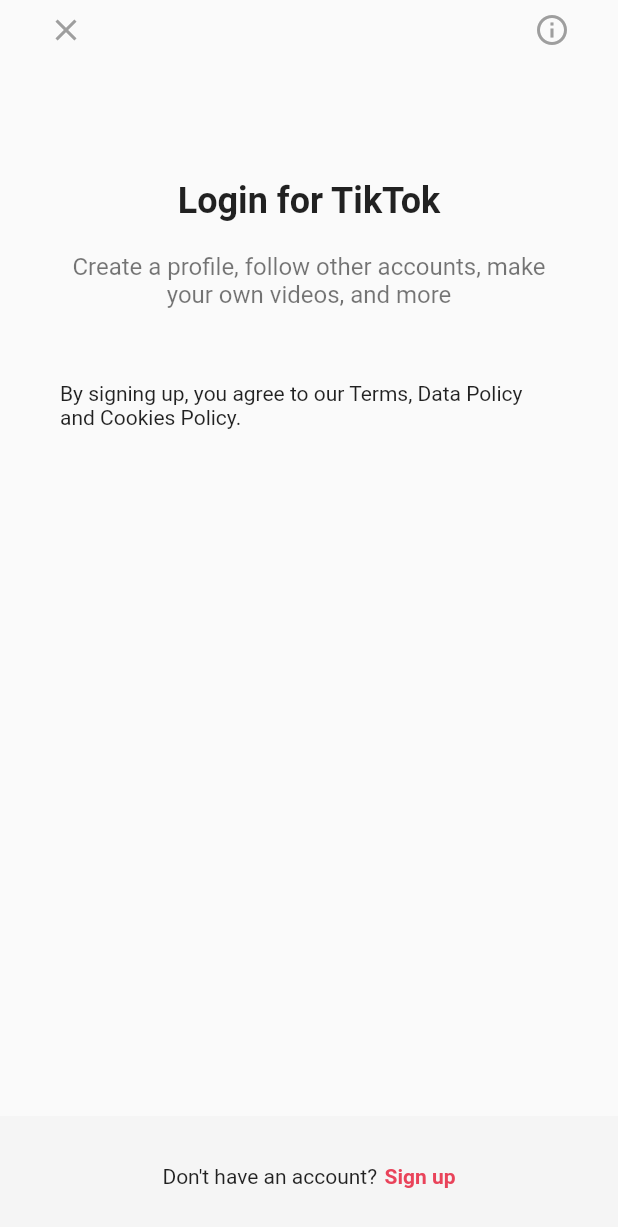
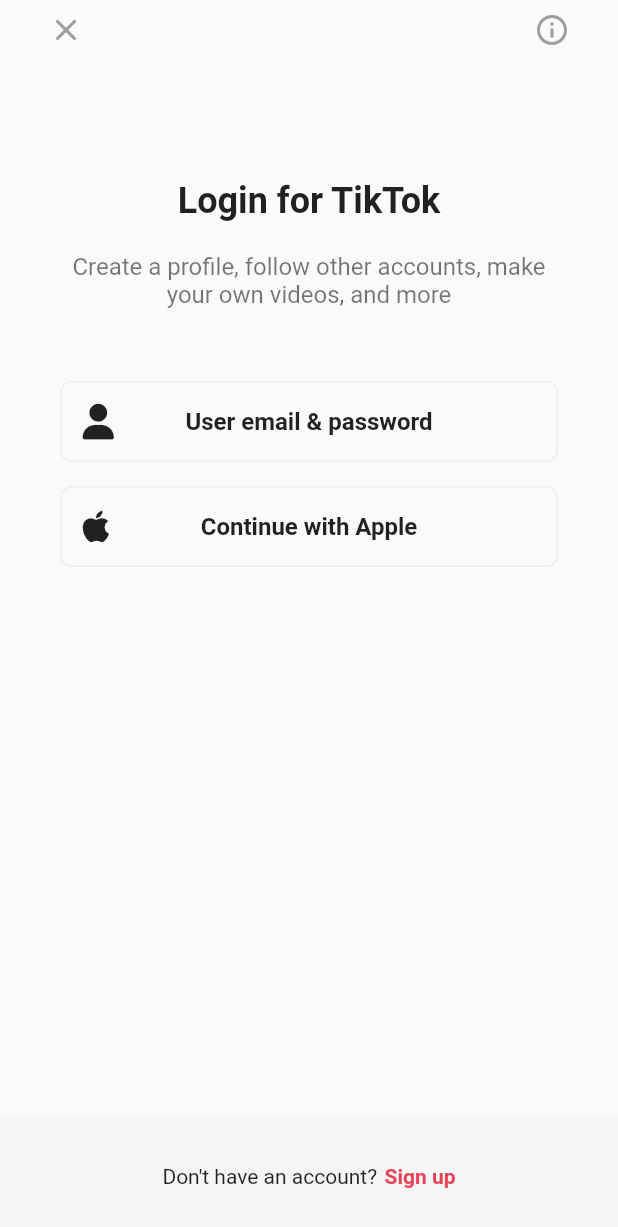
Before and after one commit to sangmin4208/tiktok_clone, a Flutter app: the screen it shows after launch, after a tap on "Log in", on a phone screen of 412 x 824 dp. Shown: the top 1227 px of the screen. Run offline on Flutter 3.47's test engine with Material 2 defaults, Android fonts, the phone set to English and light mode, and no system bars; our stand-ins replace font_awesome_flutter.

Commit message:
👍 4.2 AuthButton

```diff
--- a/lib/features/authentication/login_screen.dart
+++ b/lib/features/authentication/login_screen.dart
@@ -1,6 +1,8 @@
 import 'package:flutter/material.dart';
+import 'package:font_awesome_flutter/font_awesome_flutter.dart';
 import 'package:tiktok_clone/const/gaps.dart';
 import 'package:tiktok_clone/const/sizes.dart';
+import 'package:tiktok_clone/features/authentication/widgets/auth_button.dart';
 
 class LoginScreen extends StatelessWidget {
   const LoginScreen({super.key});
@@ -49,9 +51,9 @@ class LoginScreen extends StatelessWidget {
                 ],
               ),
               Column(
-                children: [
+                children: const [
                   Gaps.v80,
-                  const Text(
+                  Text(
                     "Login for TikTok",
                     style: TextStyle(
                       fontSize: Sizes.size24,
@@ -59,7 +61,7 @@ class LoginScreen extends StatelessWidget {
                     ),
                   ),
                   Gaps.v20,
-                  const Text(
+                  Text(
                     "Create a profile, follow other accounts, make your own videos, and more",
                     style: TextStyle(
                       fontSize: Sizes.size16,
@@ -68,14 +70,16 @@ class LoginScreen extends StatelessWidget {
                     textAlign: TextAlign.center,
                   ),
                   Gaps.v48,
-                  Row(
-                    children: const [],
+                  AuthButton(
+                      icon: FaIcon(FontAwesomeIcons.solidUser),
+                      text: "User email & password"),
+                  Gaps.v16,
+                  AuthButton(
+                    text: "Continue with Apple",
+                    icon: FaIcon(FontAwesomeIcons.apple),
                   ),
                 ],
               ),
-              const Text(
-                  "By signing up, you agree to our Terms, Data Policy and Cookies Policy."),
-              Container()
             ],
           ),
         ),
--- a/lib/features/authentication/sign_up_screen.dart
+++ b/lib/features/authentication/sign_up_screen.dart
@@ -1,4 +1,5 @@
 import 'package:flutter/material.dart';
+import 'package:font_awesome_flutter/font_awesome_flutter.dart';
 import 'package:tiktok_clone/const/gaps.dart';
 import 'package:tiktok_clone/const/sizes.dart';
 import 'package:tiktok_clone/features/authentication/login_screen.dart';
@@ -56,9 +57,9 @@ class SignUpScreen extends StatelessWidget {
                 ],
               ),
               Column(
-                children: [
+                children: const [
                   Gaps.v80,
-                  const Text(
+                  Text(
                     "Sign up for TikTok",
                     style: TextStyle(
                       fontSize: Sizes.size24,
@@ -66,7 +67,7 @@ class SignUpScreen extends StatelessWidget {
                     ),
                   ),
                   Gaps.v20,
-                  const Text(
+                  Text(
                     "Create a profile, follow other accounts, make your own videos, and more",
                     style: TextStyle(
                       fontSize: Sizes.size16,
@@ -75,21 +76,16 @@ class SignUpScreen extends StatelessWidget {
                     textAlign: TextAlign.center,
                   ),
                   Gaps.v40,
-                  const AuthButton(text: "User Phone or email"),
-                  Gaps.v20,
-                  const AuthButton(text: "Continue with Facebook"),
-                  Gaps.v20,
-                  const AuthButton(text: "Continue with Apple"),
-                  Gaps.v20,
-                  const AuthButton(text: "Continue with Google"),
-                  Row(
-                    children: const [],
+                  AuthButton(
+                      icon: FaIcon(FontAwesomeIcons.solidUser),
+                      text: "User email & password"),
+                  Gaps.v16,
+                  AuthButton(
+                    text: "Continue with Apple",
+                    icon: FaIcon(FontAwesomeIcons.apple),
                   ),
                 ],
               ),
-              const Text(
-                  "By signing up, you agree to our Terms, Data Policy and Cookies Policy."),
-              Container()
             ],
           ),
         ),
--- a/lib/features/authentication/widgets/auth_button.dart
+++ b/lib/features/authentication/widgets/auth_button.dart
@@ -1,17 +1,19 @@
 import 'package:flutter/material.dart';
+import 'package:font_awesome_flutter/font_awesome_flutter.dart';
 import 'package:tiktok_clone/const/sizes.dart';
 
 class AuthButton extends StatelessWidget {
   final String text;
-  const AuthButton({super.key, required this.text});
+  final FaIcon icon;
+  const AuthButton({super.key, required this.text, required this.icon});
 
   @override
   Widget build(BuildContext context) {
     return FractionallySizedBox(
       widthFactor: 1,
       child: Container(
-        padding: const EdgeInsets.symmetric(
-          vertical: Sizes.size14,
+        padding: const EdgeInsets.all(
+          Sizes.size14,
         ),
         decoration: BoxDecoration(
           borderRadius: BorderRadius.circular(8),
@@ -20,7 +22,14 @@ class AuthButton extends StatelessWidget {
             width: Sizes.size1,
           ),
         ),
-        child: Text(
+        child: Stack(
+          alignment: Alignment.center,
+          children: [
+            Align(
+              alignment: Alignment.centerLeft,
+              child: icon,
+            ),
+            Text(
               text,
               style: const TextStyle(
                 fontSize: Sizes.size16,
@@ -28,6 +37,8 @@ class AuthButton extends StatelessWidget {
               ),
               textAlign: TextAlign.center,
             ),
+          ],
+        ),
       ),
     );
   }
```
Also changed, not shown: pubspec.yaml (+4 -14 lines), pubspec.lock. Lines whose indentation alone changed are shown as unchanged.
